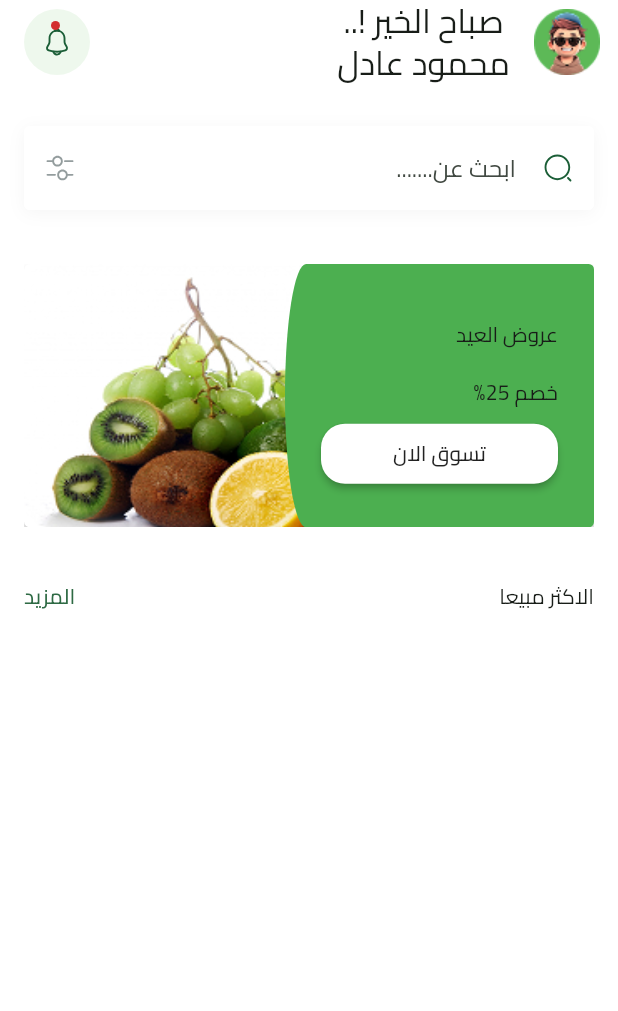
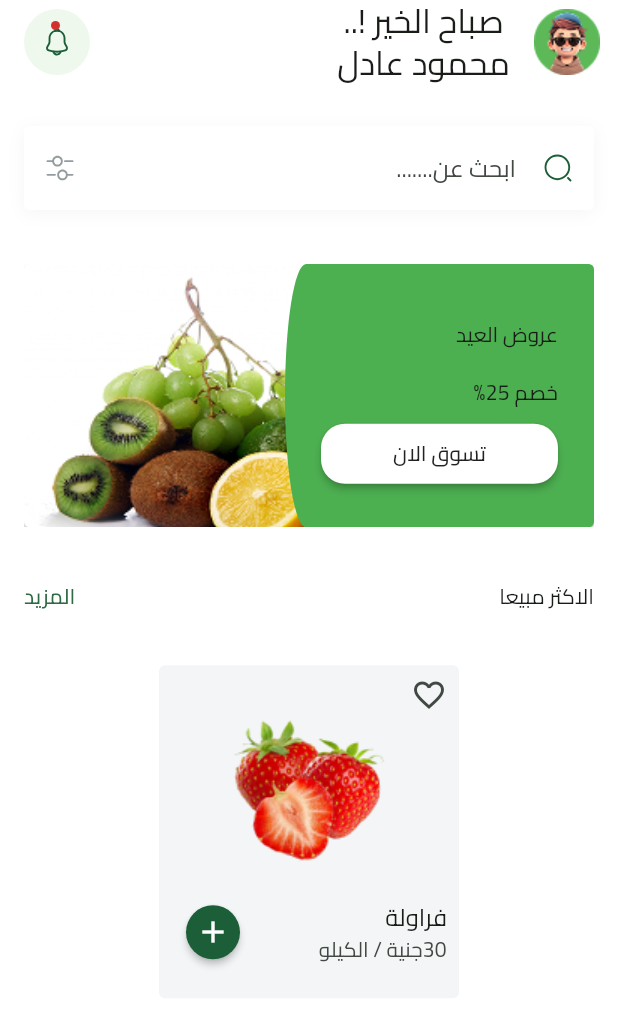
Before and after one commit to Mahmoud-Adel-Ali/Fruit_Hub_E_Commerce_App, a Flutter app: the HomeView screen opened by its route, on a phone screen of 412 x 824 dp. Shown: the top 1011 px of the screen. Run offline on Flutter 3.47's test engine with Material 3 defaults, Android fonts, the phone set to English and light mode, and no system bars; drawn by our look-alikes of carousel_slider; our stand-ins replace bloc, cloud_firestore, dartz, dots_indicator, firebase_auth, firebase_core and 8 more; missing offline and left inert: flutter_facebook_auth; accounts and stored records are empty.

Commit message:
100. Create Fruit Item

```diff
--- a/lib/core/utils/app_colors.dart
+++ b/lib/core/utils/app_colors.dart
@@ -6,6 +6,7 @@ abstract class AppColors {
   static const Color primaryColorWithOpacity = Color(0xFFAEDCAB);
   static const Color green50 = Color(0xFFEEF8ED);
   static const Color secondaryColor = Color(0xFFF4A91F);
+  static const Color lightSecondaryColor = Color(0xFFF8C76D);
   static const Color hintTextColor = Color(0xFF949D9E);
   static const Color red = Color(0xFFD32F2F);
   static const Color white = Colors.white;
@@ -13,4 +14,5 @@ abstract class AppColors {
   static const Color black = Colors.black;
   static const Color green = Colors.green;
   static const Color lightGrey = Color(0xFFDCDEDE);
+  static const Color lightGreyWithOpacity = Color(0xFFF3F5F7);
 }
--- a/lib/core/utils/app_images.dart
+++ b/lib/core/utils/app_images.dart
@@ -22,8 +22,6 @@ class Assets {
 
   static const String imagesGoogleIcon = "assets/images/google_icon.svg";
 
-  static const String imagesGreenSquare = "assets/images/green_square.png";
-
   static const String imagesLogo = "assets/images/logo.svg";
 
   static const String imagesNotificationIcon = "assets/images/notification_icon.svg";
@@ -45,4 +43,6 @@ class Assets {
   static const String imagesSplashBottomDots = "assets/images/splash_bottom_dots.svg";
 
   static const String imagesTestFeatureFruitImage = "assets/images/test_feature_fruit_image.png";
+
+  static const String imagesTestFruitImage = "assets/images/test_fruit_image.png";
 }
--- /dev/null
+++ b/lib/core/widgets/custom_circular_button.dart
@@ -0,0 +1,28 @@
+
+import 'package:flutter/material.dart';
+
+import '../utils/app_colors.dart';
+
+class CustomCircularButton extends StatelessWidget {
+  const CustomCircularButton({
+    super.key,
+    this.icon = Icons.add,
+    this.onPressed,
+    this.color = AppColors.primaryColor,
+    this.iconColor = AppColors.white,
+  });
+  final IconData icon;
+  final VoidCallback? onPressed;
+  final Color color, iconColor;
+  @override
+  Widget build(BuildContext context) {
+    return MaterialButton(
+      onPressed: onPressed,
+      color: color,
+      minWidth: 36,
+      height: 36,
+      shape: const CircleBorder(),
+      child: Icon(icon, color: iconColor),
+    );
+  }
+}
--- /dev/null
+++ b/lib/core/widgets/favorit_icon.dart
@@ -0,0 +1,43 @@
+import 'package:flutter/material.dart';
+
+class FavoriteIcon extends StatefulWidget {
+  const FavoriteIcon({super.key, this.initialValue = false, this.onChanged});
+
+  final bool initialValue;
+  final ValueChanged<bool>? onChanged;
+
+  @override
+  State<FavoriteIcon> createState() => _FavoriteIconState();
+}
+
+class _FavoriteIconState extends State<FavoriteIcon> {
+  late bool isFavorite;
+
+  @override
+  void initState() {
+    super.initState();
+    isFavorite = widget.initialValue;
+  }
+
+  void _toggleFavorite() {
+    setState(() {
+      isFavorite = !isFavorite;
+    });
+    widget.onChanged?.call(isFavorite);
+  }
+
+  @override
+  Widget build(BuildContext context) {
+    return IconButton(
+      onPressed: _toggleFavorite,
+      style: TextButton.styleFrom(
+        padding: EdgeInsets.zero,
+        minimumSize: Size.zero,
+        tapTargetSize: MaterialTapTargetSize.shrinkWrap,
+      ),
+      icon: isFavorite
+          ? const Icon(Icons.favorite, color: Colors.red)
+          : const Icon(Icons.favorite_border),
+    );
+  }
+}
--- /dev/null
+++ b/lib/core/widgets/fruit_item.dart
@@ -0,0 +1,69 @@
+import 'package:flutter/material.dart';
+
+import '../utils/app_colors.dart';
+import '../utils/app_images.dart';
+import '../utils/app_text_styles.dart';
+import 'custom_circular_button.dart';
+import 'favorit_icon.dart';
+
+class FruitItem extends StatelessWidget {
+  const FruitItem({super.key});
+
+  @override
+  Widget build(BuildContext context) {
+    return Container(
+      height: 222,
+      width: 200,
+      padding: const EdgeInsets.all(8),
+      decoration: ShapeDecoration(
+        color: AppColors.lightGreyWithOpacity,
+        shape: RoundedRectangleBorder(borderRadius: BorderRadius.circular(4)),
+      ),
+      child: Stack(
+        children: [
+          Positioned(
+            child: FavoriteIcon(initialValue: false, onChanged: (value) {}),
+          ),
+          Positioned.fill(
+            child: Column(
+              children: [
+                const SizedBox(height: 20),
+                Image.asset(Assets.imagesTestFruitImage),
+                Expanded(child: const SizedBox(height: 24)),
+                ListTile(
+                  contentPadding: const EdgeInsets.all(0),
+                  title: Text('فراولة', style: AppTextStyles.semiBold13),
+                  subtitle: Text.rich(
+                    TextSpan(
+                      children: [
+                        TextSpan(
+                          text: '30جنية',
+                          style: AppTextStyles.bold13.copyWith(
+                            color: AppColors.secondaryColor,
+                          ),
+                        ),
+                        TextSpan(
+                          text: ' / ',
+                          style: AppTextStyles.bold13.copyWith(
+                            color: AppColors.lightSecondaryColor,
+                          ),
+                        ),
+                        TextSpan(
+                          text: 'الكيلو',
+                          style: AppTextStyles.bold13.copyWith(
+                            color: AppColors.lightSecondaryColor,
+                          ),
+                        ),
+                      ],
+                    ),
+                  ),
+                  trailing: CustomCircularButton(onPressed: () {}),
+                ),
+              ],
+            ),
+          ),
+        ],
+      ),
+    );
+  }
+}
--- a/lib/features/home/presentation/views/widgets/home_view_body.dart
+++ b/lib/features/home/presentation/views/widgets/home_view_body.dart
@@ -2,6 +2,7 @@ import 'package:flutter/material.dart';
 
 import '../../../../../constants.dart';
 import '../../../../../core/widgets/custom_search_field.dart';
+import '../../../../../core/widgets/fruit_item.dart';
 import 'best_selling_header.dart';
 import 'featured_fruit_items.dart';
 
@@ -22,6 +23,8 @@ class HomeViewBody extends StatelessWidget {
             FeaturedFruitItems(),
             const SizedBox(height: 12),
             BestSellingHeader(),
+            const SizedBox(height: 12),
+            FruitItem(),
           ],
         ),
       ),
```
Also changed, not shown: assets/images/test_fruit_image.png (added), assets/images/test_fruit_image.svg (added).
